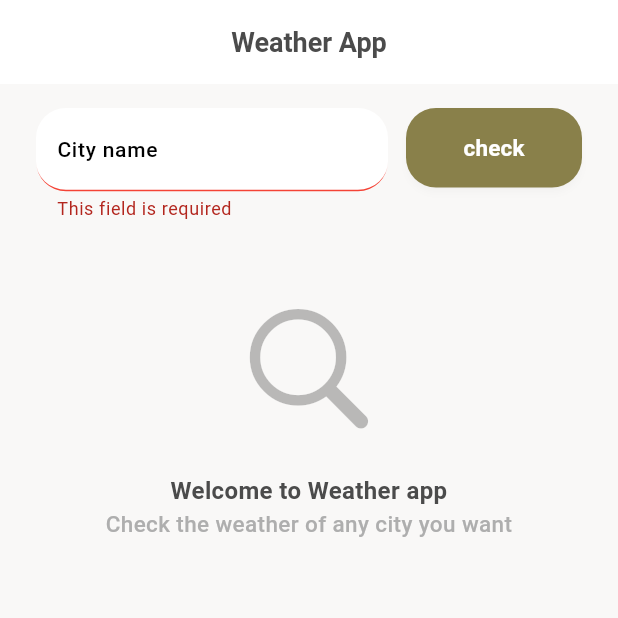
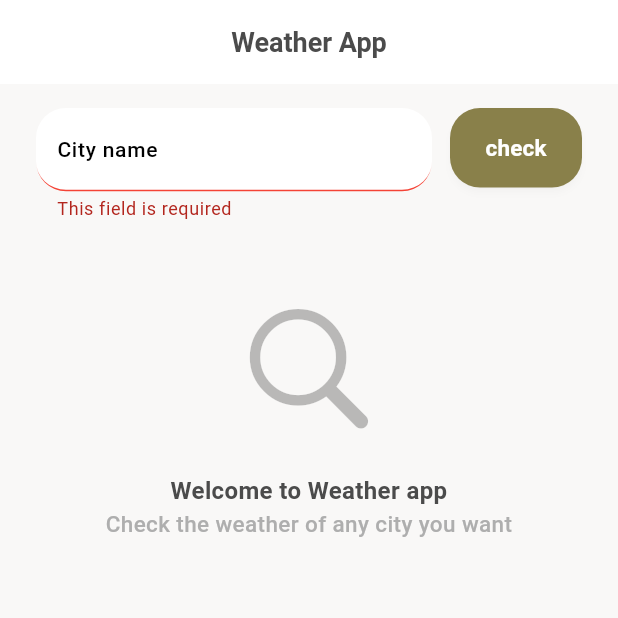
Before and after one commit to RoberRaf/Weather-App, a Flutter app: the screen it shows after launch, after a tap on "check", on a phone screen of 412 x 824 dp, the top half of it. Run offline on Flutter 3.47's test engine with Material 3 defaults, Android fonts, the phone set to English and light mode, and no system bars; our stand-ins replace cached_network_image, dio, flutter_bloc, flutter_dotenv, flutter_svg, fluttertoast and 3 more; network calls fail.

```diff
--- a/lib/features/home/view/home_screen.dart
+++ b/lib/features/home/view/home_screen.dart
@@ -24,7 +24,8 @@ class HomeScreen extends StatelessWidget {
         centerTitle: true,
         surfaceTintColor: Colors.transparent,
       ),
-      body: ListView(
+      body: SafeArea(
+        child: ListView(
           physics: const ClampingScrollPhysics(),
           padding: AppConsts.defaultPadding,
           children: [
@@ -48,6 +49,7 @@ class HomeScreen extends StatelessWidget {
             ),
           ],
         ),
+      ),
     );
   }
 }
--- a/lib/features/home/view/widgets/city_search_widget.dart
+++ b/lib/features/home/view/widgets/city_search_widget.dart
@@ -34,7 +34,7 @@ class _CitySearchWidgetState extends State<CitySearchWidget> {
             spacing: 12,
             children: [
               Expanded(
-                flex: 2,
+                flex: 3,
                 child: Form(
                   key: _formKey,
                   child: MainTextField(
@@ -50,9 +50,10 @@ class _CitySearchWidgetState extends State<CitySearchWidget> {
                 child: MainButton(
                   text: 'check',
                   isLoading: state is HomeLoadingState,
+                  padding: const EdgeInsets.symmetric(vertical: 16),
                   ontap: () async {
                     if (_formKey.currentState?.validate() != true) return;
-                    // await context.read<HomeCubit>().getCityWeather(searchController.text);
+                    await context.read<HomeCubit>().getCityWeather(searchController.text);
                   },
                 ),
               ),
--- a/lib/features/home/view/widgets/city_weather_widget.dart
+++ b/lib/features/home/view/widgets/city_weather_widget.dart
@@ -13,7 +13,7 @@ class CityWeatherWidget extends StatelessWidget {
   final CityWeatherDTO cityWeather;
   @override
   Widget build(BuildContext context) {
-    final icontitleValueList = [
+    final iconTitleValueList = [
       (Assets.assetsSvgHumidity, "Humidity", "${cityWeather.humidity}%"),
       (Assets.assetsSvgTemp, "Temperature", "${cityWeather.temperature}°C"),
       (Assets.assetsSvgWind, "Wind", "${cityWeather.windSpeed} m/s"),
@@ -48,11 +48,11 @@ class CityWeatherWidget extends StatelessWidget {
               return ListView.separated(
                 physics: const NeverScrollableScrollPhysics(),
                 scrollDirection: Axis.horizontal,
-                itemCount: icontitleValueList.length,
+                itemCount: iconTitleValueList.length,
                 separatorBuilder:
                     (context, index) => const VerticalDivider(color: Colors.black26, indent: 50, endIndent: 10, width: 1),
                 itemBuilder: (context, index) {
-                  final item = icontitleValueList[index];
+                  final item = iconTitleValueList[index];
                   return SizedBox(
                     width: (constrins.maxWidth - 2) / 3,
                     child: Column(
```
Also changed, not shown: lib/core/helpers/validators.dart (+11 -2 lines). Lines whose indentation alone changed are shown as unchanged.
